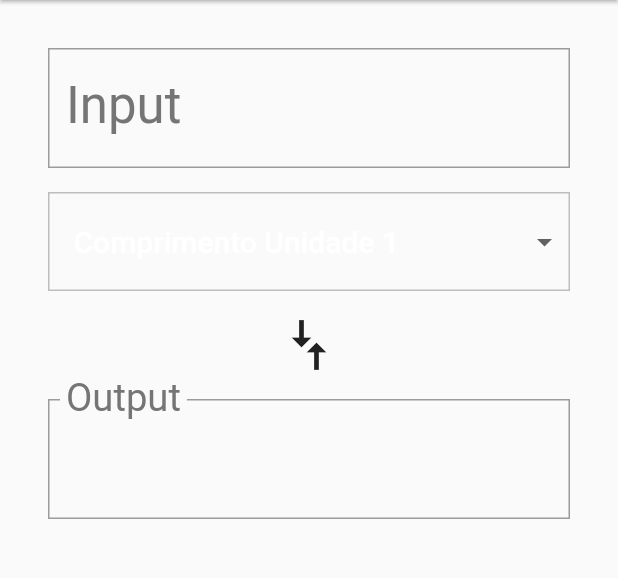
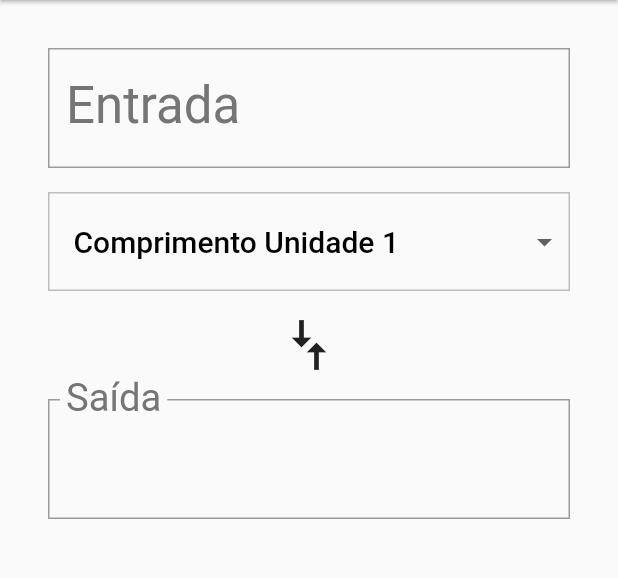
Before and after one commit to jcpsantos/app-flutter, a Flutter app: the screen it shows after launch, after a tap on "Comprimento", on a phone screen of 412 x 824 dp, the part 84-662 px from its top. Run offline on Flutter 3.47's test engine with Material 2 defaults, Android fonts, the phone set to English and light mode, and no system bars.

Commit message:
Pequenas atualizações!

```diff
--- a/lib/main.dart
+++ b/lib/main.dart
@@ -16,7 +16,7 @@ class ConverterApp extends StatelessWidget{
       title: 'Unidade de Conversão',
       theme: ThemeData(
         textTheme: Theme.of(context).textTheme.apply(
-          bodyColor: Colors.white,
+          bodyColor: Colors.black,
           displayColor: Colors.grey[600],
         ),
         primaryColor: Colors.grey[500],
--- a/lib/rota_conversao.dart
+++ b/lib/rota_conversao.dart
@@ -68,11 +68,11 @@ class _RotaConversaoState extends State<RotaConversao>{
   String _formato(double conversion){
     var  outputNum = conversion.toStringAsPrecision(7);
     if (outputNum.contains('.') && outputNum.endsWith('0')){
-      var i = outputNum.length -1;
-      while (outputNum[i] == 0){
+      var i = outputNum.length - 1;
+      while (outputNum[i] == '0'){
         i -= 1;
       }
-      outputNum = outputNum.substring(0, i+1);
+      outputNum = outputNum.substring(0, i + 1);
     }
     if (outputNum.endsWith('.')){
       return outputNum.substring(0, outputNum.length - 1);
@@ -164,7 +164,7 @@ class _RotaConversaoState extends State<RotaConversao>{
             decoration: InputDecoration(
               labelStyle: Theme.of(context).textTheme.display1,
               errorText: _validacaoError ? 'Entrada de dados inválidos' : null,
-              labelText: 'Input',
+              labelText: 'Entrada',
               border: OutlineInputBorder(
                 borderRadius: BorderRadius.circular(0.0),
               ),
@@ -196,7 +196,7 @@ class _RotaConversaoState extends State<RotaConversao>{
               style: Theme.of(context).textTheme.display1,
             ),
             decoration: InputDecoration(
-              labelText: 'Output',
+              labelText: 'Saída',
               labelStyle: Theme.of(context).textTheme.display1,
               border: OutlineInputBorder(
                 borderRadius: BorderRadius.circular(0.0),
```
